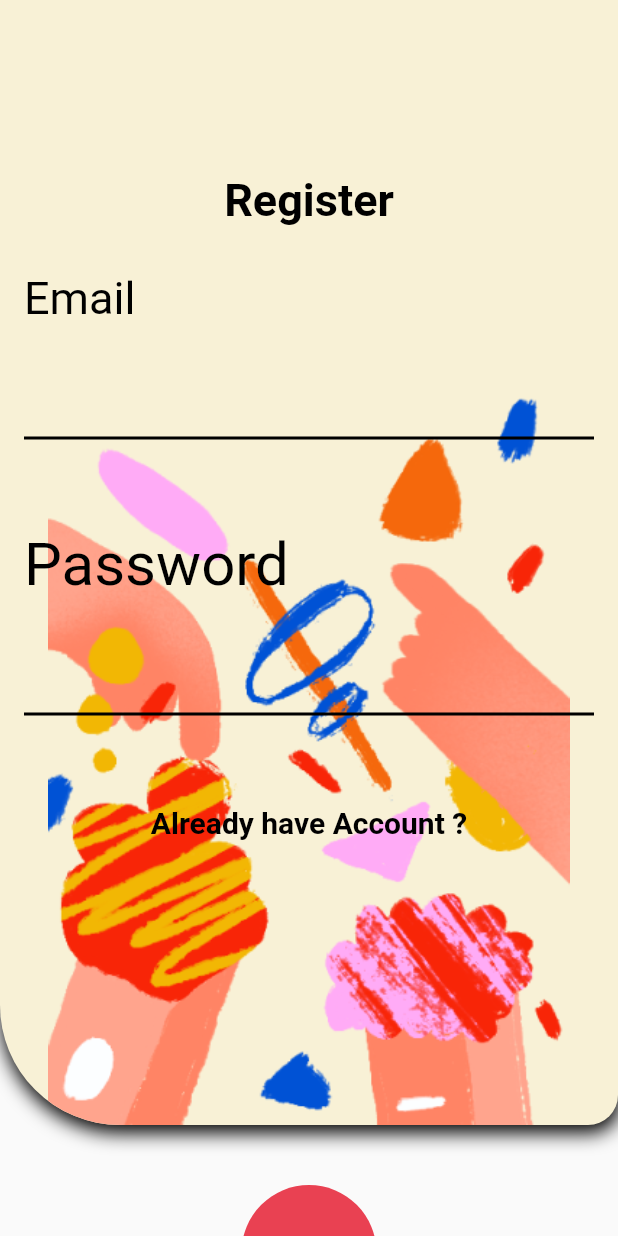
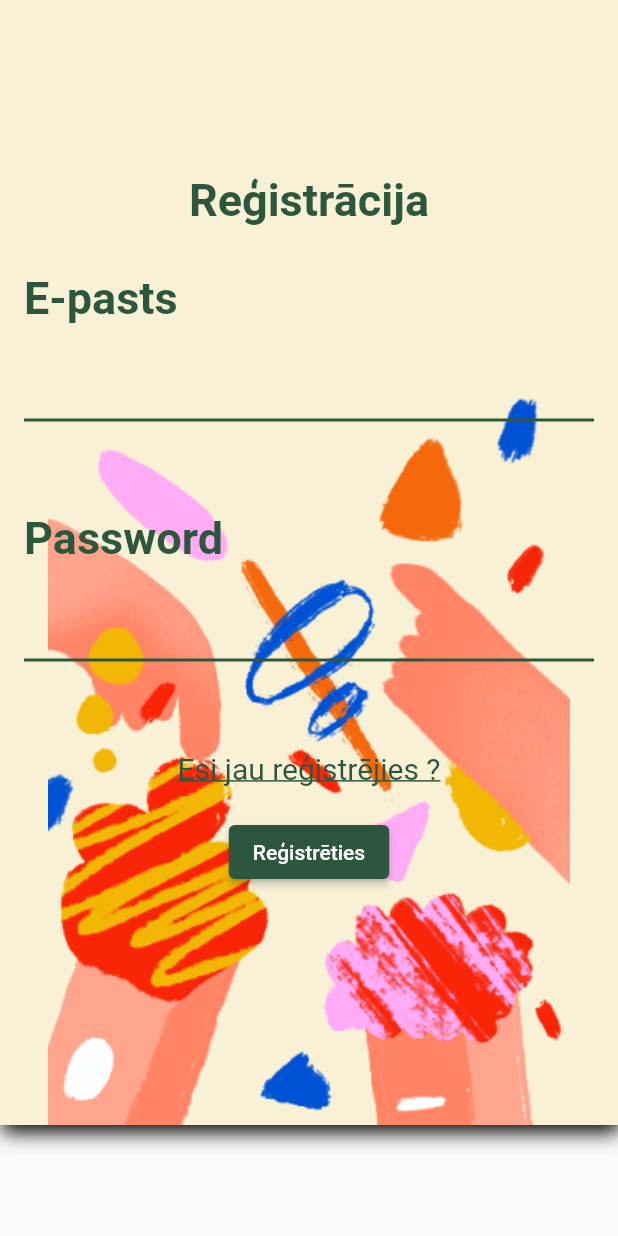
Before and after one commit to janisviksne/emori, a Flutter app: the Register screen opened directly, on a phone screen of 412 x 824 dp. Run offline on Flutter 3.47's test engine with Material 2 defaults, Android fonts, the phone set to English and light mode, and no system bars.

Commit message:
Register page formatting and style adjustment

```diff
--- a/lib/auth_screens/register.dart
+++ b/lib/auth_screens/register.dart
@@ -1,12 +1,12 @@
 import 'dart:convert';
 
 import 'package:emori/auth_screens/user.dart';
+import 'package:emori/utilities/constants.dart';
+import 'package:emori/utilities/widgets/input_field_widget.dart';
 import 'package:flutter/material.dart';
 import 'package:http/http.dart' as http;
 
 class Register extends StatefulWidget {
-  //const Register({required Key key}) : super(key: key);
-
   @override
   _RegisterState createState() => _RegisterState();
 }
@@ -14,7 +14,7 @@ class Register extends StatefulWidget {
 class _RegisterState extends State<Register> {
   final _formKey = GlobalKey<FormState>();
   User user = User("", "");
-  String url = "http://192.168.8.118:8080/register";
+  String url = "http://localhost:8080/register";
 
   Future save() async {
     var res = await http.post(Uri.parse(url),
@@ -40,7 +40,7 @@ class _RegisterState extends State<Register> {
                         image: AssetImage(
                             "images/auth_backgrounds/registration_background.png"),
                         fit: BoxFit.scaleDown),
-                    color: Color.fromRGBO(248, 241, 214, 1),
+                    color: kBackgroundColor,
                     boxShadow: [
                       BoxShadow(
                         blurRadius: 10,
@@ -48,9 +48,6 @@ class _RegisterState extends State<Register> {
                         offset: Offset(1, 5),
                       )
                     ],
-                    borderRadius: BorderRadius.only(
-                        bottomLeft: Radius.circular(80),
-                        bottomRight: Radius.circular(20)),
                   ),
                   child: Padding(
                     padding: const EdgeInsets.all(16.0),
@@ -59,87 +56,38 @@ class _RegisterState extends State<Register> {
                         const SizedBox(
                           height: 100,
                         ),
-                        const Text(
-                          "Register",
-                          style: TextStyle(
-                            fontWeight: FontWeight.bold,
-                            fontSize: 30,
-                            color: Colors.black,
-                          ),
-                        ),
+                        const Text("Reģistrācija", style: kInputTextStyle),
                         const SizedBox(
                           height: 30,
                         ),
                         const Align(
                           alignment: Alignment.topLeft,
-                          child: Text(
-                            "Email",
-                            style: TextStyle(
-                              fontSize: 30,
-                              color: Colors.black,
-                            ),
-                          ),
+                          child: Text("E-pasts", style: kInputTextStyle),
                         ),
-                        TextFormField(
-                          controller: TextEditingController(text: user.email),
-                          onChanged: (val) {
-                            user.email = val;
-                          },
-                          validator: (value) {
-                            if (value!.isEmpty) {
-                              return 'Email is Empty';
-                            }
-                            return null;
-                          },
-                          style: const TextStyle(
-                              fontSize: 30, color: Colors.black),
-                          decoration: const InputDecoration(
-                              errorStyle:
-                                  TextStyle(fontSize: 20, color: Colors.black),
-                              border: OutlineInputBorder(
-                                  borderSide: BorderSide.none)),
+                        InputFieldWidget(
+                          inputValue: user.email,
+                          fieldName: 'E-pasta',
+                          isObscureText: true,
                         ),
                         Container(
                           height: 2,
-                          color: Colors.black,
+                          color: kActiveGreen,
                         ),
                         const SizedBox(
                           height: 60,
                         ),
                         const Align(
                           alignment: Alignment.topLeft,
-                          child: Text(
-                            "Password",
-                            style: TextStyle(
-                              fontSize: 40,
-                              color: Colors.black,
-                            ),
-                          ),
+                          child: Text("Password", style: kInputTextStyle),
                         ),
-                        TextFormField(
-                          obscureText: true,
-                          controller:
-                              TextEditingController(text: user.password),
-                          onChanged: (val) {
-                            user.password = val;
-                          },
-                          validator: (value) {
-                            if (value!.isEmpty) {
-                              return 'Email is Empty';
-                            }
-                            return null;
-                          },
-                          style: const TextStyle(
-                              fontSize: 30, color: Colors.white),
-                          decoration: const InputDecoration(
-                              errorStyle:
-                                  TextStyle(fontSize: 20, color: Colors.black),
-                              border: OutlineInputBorder(
-                                  borderSide: BorderSide.none)),
+                        InputFieldWidget(
+                          inputValue: user.password,
+                          fieldName: 'Paroles',
+                          isObscureText: true,
                         ),
                         Container(
                           height: 2,
-                          color: Colors.black,
+                          color: kActiveGreen,
                         ),
                         const SizedBox(
                           height: 60,
@@ -150,40 +98,28 @@ class _RegisterState extends State<Register> {
                               Navigator.pop(context);
                             },
                             child: const Text(
-                              "Already have Account ?",
-                              style: TextStyle(
-                                fontWeight: FontWeight.bold,
-                                fontSize: 20,
-                                color: Colors.black,
-                              ),
+                              "Esi jau reģistrējies ?",
+                              style: kInputFieldUnderline,
                             ),
+                          ),
+                        ),
+                        Container(
+                          padding: const EdgeInsets.only(top: 20.0),
+                          child: ElevatedButton(
+                            style:
+                                ElevatedButton.styleFrom(primary: kActiveGreen),
+                            onPressed: () {
+                              if (_formKey.currentState!.validate()) {
+                                save();
+                              }
+                            },
+                            child: const Text('Reģistrēties'),
                           ),
                         ),
                       ],
                     ),
                   ),
                 ),
-                const SizedBox(
-                  height: 40,
-                ),
-                Container(
-                  height: 90,
-                  width: 90,
-                  child: FlatButton(
-                      color: const Color.fromRGBO(233, 65, 82, 1),
-                      onPressed: () {
-                        if (_formKey.currentState!.validate()) {
-                          save();
-                        }
-                      },
-                      shape: RoundedRectangleBorder(
-                          borderRadius: BorderRadius.circular(50)),
-                      child: const Icon(
-                        Icons.arrow_forward,
-                        color: Colors.white,
-                        size: 30,
-                      )),
-                )
               ],
             )),
       ),
--- a/lib/utilities/constants.dart
+++ b/lib/utilities/constants.dart
@@ -1,7 +1,13 @@
 import 'package:flutter/material.dart';
+
+const kActiveGreen = Color.fromRGBO(45, 87, 61, 1.0);
+const kBackgroundColor = Color.fromRGBO(248, 241, 214, 1.0);
 
 const kInputTextStyle = TextStyle(
   fontWeight: FontWeight.bold,
   fontSize: 30,
-  color: Colors.black,
+  color: kActiveGreen,
 );
+
+const kInputFieldUnderline = TextStyle(
+    fontSize: 20, color: kActiveGreen, decoration: TextDecoration.underline);
--- a/lib/utilities/widgets/input_field_widget.dart
+++ b/lib/utilities/widgets/input_field_widget.dart
@@ -1,3 +1,4 @@
+import 'package:emori/utilities/constants.dart';
 import 'package:flutter/cupertino.dart';
 import 'package:flutter/material.dart';
 
@@ -22,13 +23,13 @@ class InputFieldWidget extends StatelessWidget {
       },
       validator: (value) {
         if (value!.isEmpty) {
-          return '$fieldName is Empty';
+          return '$fieldName lauks ir tukšs!';
         }
         return null;
       },
-      style: const TextStyle(fontSize: 20, color: Colors.black),
+      style: const TextStyle(fontSize: 20, color: kActiveGreen),
       decoration: const InputDecoration(
-          errorStyle: TextStyle(fontSize: 20, color: Colors.black),
+          errorStyle: TextStyle(fontSize: 20, color: Colors.red),
           border: OutlineInputBorder(borderSide: BorderSide.none)),
     );
   }
```
Also changed, not shown: lib/auth_screens/login.dart (+11 -15 lines).
